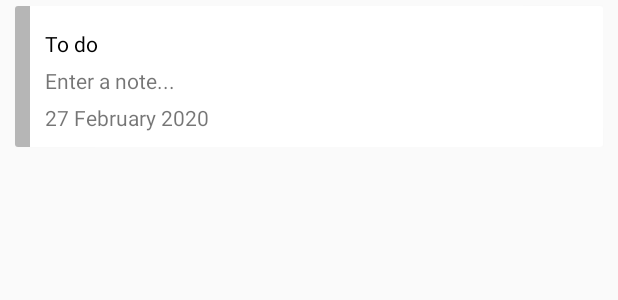
After one commit to hungdq1991/Note-app, an Android app: the layout item_note.xml on its own in the app's theme, with its tools: preview values and no code run, on a phone screen of 412 x 824 dp. The commit adds this screen. Shown: the top 300 px of the screen. Run offline under Robolectric (Android 15) with nearby library versions, the phone set to English and light mode, and no system bars.

Commit message:
Hiển thị thông tin "note"

```diff
--- a/app/build.gradle
+++ b/app/build.gradle
@@ -33,8 +33,8 @@ dependencies {
 
     implementation 'androidx.cardview:cardview:1.0.0'
     implementation 'androidx.recyclerview:recyclerview:1.1.0'
-    implementation 'com.google.android.material:material:1.0.0'
-    implementation 'com.squareup.retrofit2:retrofit:2.4.0'
-    implementation 'com.squareup.retrofit2:converter-gson:2.4.0'
+    implementation 'com.google.android.material:material:1.1.0'
+    implementation 'com.squareup.retrofit2:retrofit:2.7.1'
+    implementation 'com.squareup.retrofit2:converter-gson:2.7.1'
     implementation 'com.thebluealliance:spectrum:0.7.1'
 }
--- a/app/src/main/AndroidManifest.xml
+++ b/app/src/main/AndroidManifest.xml
@@ -13,10 +13,10 @@
         android:supportsRtl="true"
         android:theme="@style/AppTheme">
         <activity
-            android:name=".EditorActivity"
+            android:name=".activity.editor.EditorActivity"
             android:theme="@style/EditorTheme"
             android:launchMode="singleTask" />
-        <activity android:name=".MainActivity">
+        <activity android:name=".activity.main.MainActivity">
             <intent-filter>
                 <action android:name="android.intent.action.MAIN" />
                 <action android:name="android.intent.action.VIEW" />
--- a/app/src/main/java/com/example/retrofit/ApiClient.java
+++ b/app/src/main/java/com/example/retrofit/api/ApiClient.java
@@ -1,4 +1,4 @@
-package com.example.retrofit;
+package com.example.retrofit.api;
 
 import retrofit2.Retrofit;
 import retrofit2.converter.gson.GsonConverterFactory;
--- a/app/src/main/java/com/example/retrofit/Note.java
+++ b/app/src/main/java/com/example/retrofit/model/Note.java
@@ -1,4 +1,4 @@
-package com.example.retrofit;
+package com.example.retrofit.model;
 
 import com.google.gson.annotations.Expose;
 import com.google.gson.annotations.SerializedName;
--- a/app/src/main/res/layout/activity_editor.xml
+++ b/app/src/main/res/layout/activity_editor.xml
@@ -4,7 +4,7 @@
     android:layout_width="match_parent"
     android:layout_height="match_parent"
     xmlns:app="http://schemas.android.com/apk/res-auto"
-    tools:context=".EditorActivity">
+    tools:context=".activity.editor.EditorActivity">
 
     <RelativeLayout
         android:layout_width="match_parent"
--- /dev/null
+++ b/app/src/main/res/layout/item_note.xml
@@ -0,0 +1,57 @@
+<?xml version="1.0" encoding="utf-8"?>
+<androidx.cardview.widget.CardView xmlns:android="http://schemas.android.com/apk/res/android"
+    android:layout_width="match_parent"
+    android:layout_height="wrap_content"
+    xmlns:app="http://schemas.android.com/apk/res-auto"
+    android:layout_marginLeft="10dp"
+    android:layout_marginRight="10dp"
+    android:layout_marginTop="4dp"
+    android:layout_marginBottom="4dp"
+    app:cardCornerRadius="2dp"
+    app:cardElevation="1dp"
+    android:clickable="true"
+    android:focusable="true"
+    android:foreground="?attr/selectableItemBackground"
+    android:id="@+id/card_item">
+
+    <LinearLayout
+        android:id="@+id/line"
+        android:layout_width="10dp"
+        android:layout_height="match_parent"
+        android:orientation="vertical"
+        android:background="#49000000" />
+
+    <RelativeLayout
+        android:padding="10dp"
+        android:layout_marginStart="10dp"
+        android:layout_marginLeft="10dp"
+        android:layout_width="match_parent"
+        android:layout_height="wrap_content">
+
+        <TextView
+            android:id="@+id/title"
+            android:text="@string/to_do"
+            android:textColor="@android:color/black"
+            android:layout_width="match_parent"
+            android:layout_height="wrap_content"
+            android:layout_marginTop="5dp" />
+
+        <TextView
+            android:id="@+id/note"
+            android:layout_below="@+id/title"
+            android:text="@string/enter_a_note"
+            android:layout_width="match_parent"
+            android:layout_height="wrap_content"
+            android:layout_marginTop="5dp" />
+
+        <TextView
+            android:id="@+id/date"
+            android:layout_below="@+id/note"
+            android:text="@string/date"
+            android:layout_width="match_parent"
+            android:layout_height="wrap_content"
+            android:layout_marginTop="5dp" />
+
+    </RelativeLayout>
+
+</androidx.cardview.widget.CardView>
--- a/app/src/main/res/values/strings.xml
+++ b/app/src/main/res/values/strings.xml
@@ -3,4 +3,5 @@
     <string name="to_do">To do</string>
     <string name="enter_a_note">Enter a note...</string>
     <string name="save">Save</string>
+    <string name="date">27 February 2020</string>
 </resources>
```
Also changed, not shown: app/src/main/java/com/example/retrofit/MainActivity.java (deleted, +0 -24 lines), app/src/main/java/com/example/retrofit/activity/editor/EditorActivity.java (renamed from app/src/main/java/com/example/retrofit/EditorActivity.java, +26 -39 lines), app/src/main/java/com/example/retrofit/activity/editor/EditorPresenter.java (added, +52 -0 lines), app/src/main/java/com/example/retrofit/activity/editor/EditorView.java (added, +10 -0 lines), app/src/main/java/com/example/retrofit/activity/main/MainActivity.java (added, +80 -0 lines), app/src/main/java/com/example/retrofit/activity/main/MainAdapter.java (added, +80 -0 lines), app/src/main/java/com/example/retrofit/activity/main/MainPresenter.java (added, +44 -0 lines), app/src/main/java/com/example/retrofit/activity/main/MainView.java (added, +12 -0 lines), app/src/main/java/com/example/retrofit/api/ApiInterface.java (renamed from app/src/main/java/com/example/retrofit/ApiInterface.java, +9 -1 lines), app/src/main/res/layout/activity_main.xml (+12 -1 lines).
